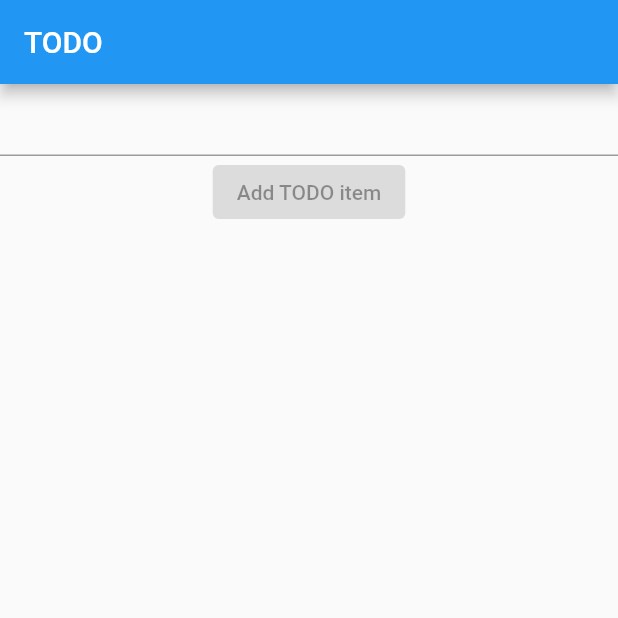
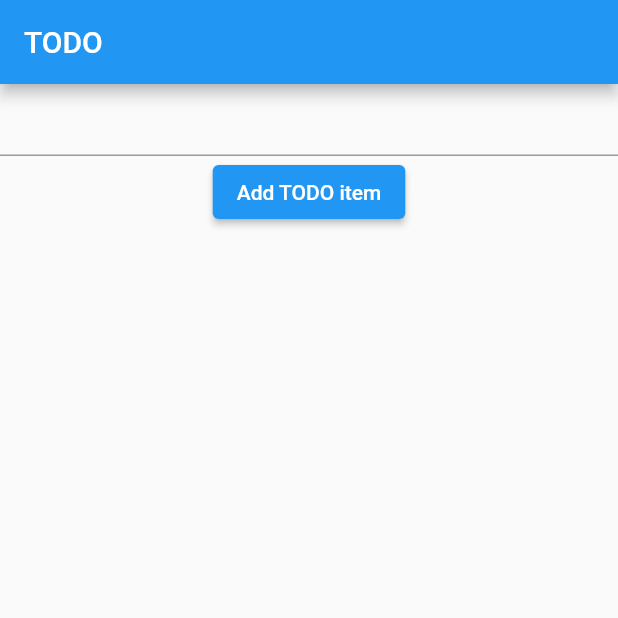
Before and after one commit to vtomic85/OpenITTODOApplication, a Flutter app: the screen it shows after launch, on a phone screen of 412 x 824 dp, the top half of it. Run offline on Flutter 3.47's test engine with Material 2 defaults, Android fonts, the light colour scheme and no system bars; our stand-ins replace rxdart, sembast, sembast_web.

Commit message:
implement add todo

```diff
--- a/new_app/lib/home/home_screen.dart
+++ b/new_app/lib/home/home_screen.dart
@@ -18,16 +18,16 @@ class HomeScreen extends StatelessWidget {
             // the App.build method, and use it to set our appbar title.
             title: const Text('TODO'),
           ),
-          body: Column(
+          body: Consumer<HomeViewModel>(
+            builder: (context, model, child) => Column(
               children: [
-              const TextField(),
-              const ElevatedButton(
-                onPressed: null,
-                child: Text('Add TODO item'),
+                TextField(controller: model.controller),
+                ElevatedButton(
+                  onPressed: model.addTodo,
+                  child: const Text('Add TODO item'),
                 ),
                 Expanded(
-                child: Consumer<HomeViewModel>(
-                  builder: (context, model, __) => ListView.builder(
+                  child: ListView.builder(
                       itemCount: model.todoItems.length,
                       itemBuilder: (context, index) {
                         return Padding(
@@ -37,8 +37,8 @@ class HomeScreen extends StatelessWidget {
                       },
                     ),
                 ),
+              ],
             ),
-            ],
           ),
         ));
   }
--- a/new_app/lib/home/home_view_model.dart
+++ b/new_app/lib/home/home_view_model.dart
@@ -4,14 +4,23 @@ import 'package:new_app/data/todo_item/repositories/todo_repository.dart';
 import '../data/todo_item/models/todo_item.dart';
 
 class HomeViewModel with ChangeNotifier {
-  final List<TodoItem> todoItems = [];
+  final controller = TextEditingController();
+  List<TodoItem> todoItems = [];
 
   final _todoRepository = TODORepository();
 
   HomeViewModel() {
     _todoRepository.init().then((_) => _todoRepository.todoItems.listen((todoItems) {
-      todoItems = todoItems;
+      this.todoItems = todoItems;
       notifyListeners();
     }));
   }
+
+  void addTodo() {
+    _todoRepository.upsertTodo(TodoItem(controller.text, false));
+  }
+
+  void removeTodo(String id) {
+    _todoRepository.deleteSingleTodo(id);
+  }
 }
```
Lines whose indentation alone changed are shown as unchanged.
